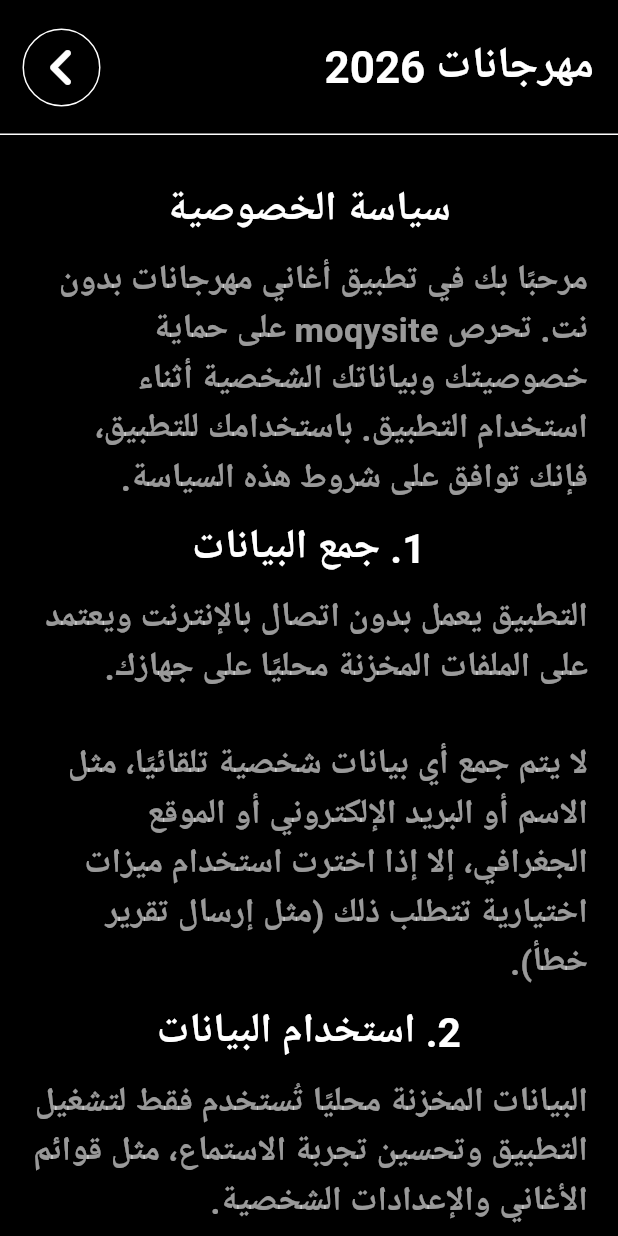
After one commit to gorgejob/-, a Flutter app: the screen it shows after launch, after a tap on "سياسية الخصوصية", on a phone screen of 412 x 824 dp. The commit adds this screen. Run offline on Flutter 3.47's test engine with Material 3 defaults, Android fonts, the phone set to English and light mode, and no system bars; our stand-ins replace audio_service, google_fonts, hive_flutter, just_audio, share_plus; missing offline and left inert: audio_session; accounts and stored records are empty; Roboto replaces fonts that are missing (Beiruti).

Commit message:
add System_secret

```diff
--- a/lib/Fetures/Started/views/first_page_views.dart
+++ b/lib/Fetures/Started/views/first_page_views.dart
@@ -1,4 +1,5 @@
 import 'package:flutter/cupertino.dart';
+import 'package:projucts_helper/Fetures/Started/views/system_secret.dart';
 import 'package:share_plus/share_plus.dart';
 import '../../../path.dart';
 
@@ -25,6 +26,7 @@ class FirstPageViews extends StatelessWidget {
             left: 0,
             right: 0,
             child: CustomText(
+              textAlign: TextAlign.center,
               text: varibles.NameProjuct,
               color: ColorsApp().whiteColor,
               fontsize: CustomSize().fontsize_large(context) * 1.2,
@@ -37,7 +39,12 @@ class FirstPageViews extends StatelessWidget {
               child: Row(
                 children: [
                   FirstPageWidget(
-                    ontap: () {},
+                    ontap: () {
+                      Navigator.pushReplacement(
+                        context,
+                        MaterialPageRoute(builder: (context) => SystemSecret()),
+                      );
+                    },
                     text: "سياسية الخصوصية",
                     icon: Icon(CupertinoIcons.lock),
                     coloricon: Colors.yellow,
--- a/lib/Fetures/Started/views/splash_views.dart
+++ b/lib/Fetures/Started/views/splash_views.dart
@@ -48,6 +48,7 @@ class _SplashViewsState extends State<SplashViews>
             right: 0,
             left: 0,
             child: CustomText(
+              textAlign: TextAlign.center,
               text: "يرجي الانتظار ......",
               color: ColorsApp().whiteColor,
               fontsize: CustomSize().fontsize_large(context),
--- /dev/null
+++ b/lib/Fetures/Started/views/system_secret.dart
@@ -0,0 +1,132 @@
+import 'package:projucts_helper/path.dart';
+
+class SystemSecret extends StatelessWidget {
+  const SystemSecret({super.key});
+
+  @override
+  Widget build(BuildContext context) {
+    return Scaffold(
+      backgroundColor: Colors.black,
+      appBar: AppBar_Home(context),
+      body: Stack(
+        children: [
+          SingleChildScrollView(
+            child: Padding(
+              padding: const EdgeInsets.symmetric(
+                horizontal: 20.0,
+                vertical: 30,
+              ),
+              child: Column(
+                children: [
+                  CustomText(
+                    textAlign: TextAlign.center,
+                    text: "سياسة الخصوصية",
+                    color: ColorsApp().whiteColor,
+                    fontsize: CustomSize().fontsize_mediam(context) * 1.2,
+                  ),
+                  SizedBox(height: 10),
+                  CustomText(
+                    textAlign: TextAlign.start,
+                    text:
+                        "مرحبًا بك في تطبيق أغاني مهرجانات بدون نت. تحرص moqysite على حماية خصوصيتك وبياناتك الشخصية أثناء استخدام التطبيق. باستخدامك للتطبيق، فإنك توافق على شروط هذه السياسة.",
+                    color: ColorsApp().whiteColor.withOpacity(0.6),
+                    fontsize: CustomSize().fontsize_mediam(context),
+                  ),
+                  SizedBox(height: 10),
+                  CustomText(
+                    textAlign: TextAlign.start,
+                    text: "1. جمع البيانات",
+                    color: ColorsApp().whiteColor,
+                    fontsize: CustomSize().fontsize_mediam(context) * 1.2,
+                  ),
+
+                  SizedBox(height: 10),
+                  CustomText(
+                    textAlign: TextAlign.start,
+                    text:
+                        "التطبيق يعمل بدون اتصال بالإنترنت ويعتمد على الملفات المخزنة محليًا على جهازك.\n\nلا يتم جمع أي بيانات شخصية تلقائيًا، مثل الاسم أو البريد الإلكتروني أو الموقع الجغرافي، إلا إذا اخترت استخدام ميزات اختيارية تتطلب ذلك (مثل إرسال تقرير خطأ).",
+                    color: ColorsApp().whiteColor.withOpacity(0.6),
+                    fontsize: CustomSize().fontsize_mediam(context),
+                  ),
+                  SizedBox(height: 10),
+                  CustomText(
+                    textAlign: TextAlign.start,
+                    text: "2. استخدام البيانات",
+                    color: ColorsApp().whiteColor,
+                    fontsize: CustomSize().fontsize_mediam(context) * 1.2,
+                  ),
+
+                  SizedBox(height: 10),
+                  CustomText(
+                    textAlign: TextAlign.start,
+                    text:
+                        "البيانات المخزنة محليًا تُستخدم فقط لتشغيل التطبيق وتحسين تجربة الاستماع، مثل قوائم الأغاني والإعدادات الشخصية.\n\nالتطبيق مخصص فقط لقوائم الأغاني، ولا يشمل أي محتوى آخر.\n\nإذا قمت بإرسال تقارير أعطال أو رسائل دعم، تُستخدم هذه المعلومات فقط لتحسين التطبيق وإصلاح المشاكل.",
+                    color: ColorsApp().whiteColor.withOpacity(0.6),
+                    fontsize: CustomSize().fontsize_mediam(context),
+                  ),
+                  SizedBox(height: 10),
+                  CustomText(
+                    textAlign: TextAlign.start,
+                    text: "3. المشاركة مع أطراف أخرى",
+                    color: ColorsApp().whiteColor,
+                    fontsize: CustomSize().fontsize_mediam(context) * 1.2,
+                  ),
+
+                  SizedBox(height: 10),
+                  CustomText(
+                    textAlign: TextAlign.start,
+                    text:
+                        "لا نشارك بياناتك مع أي جهة خارجية لأغراض تجارية أو تسويقية.\n\nقد نكشف عن معلومات تقنية أو تقارير أعطال لمزودي خدمات محددين لتحسين جودة التطبيق أو للامتثال للقوانين إذا اقتضى الأمر.",
+                    color: ColorsApp().whiteColor.withOpacity(0.6),
+                    fontsize: CustomSize().fontsize_mediam(context),
+                  ),
+                  SizedBox(height: 10),
+                  CustomText(
+                    textAlign: TextAlign.start,
+                    text: "4. الأمان",
+                    color: ColorsApp().whiteColor,
+                    fontsize: CustomSize().fontsize_mediam(context) * 1.2,
+                  ),
+
+                  SizedBox(height: 10),
+                  CustomText(
+                    textAlign: TextAlign.start,
+                    text:
+                        "البيانات المخزنة على جهازك محمية، لكن يرجى ملاحظة أن أي نظام إلكتروني لا يمكن ضمان أمانه بنسبة 100%.\n\nيمكنك حذف التطبيق أو مسح بياناته في أي وقت لإزالة المعلومات المحلية.",
+                    color: ColorsApp().whiteColor.withOpacity(0.6),
+                    fontsize: CustomSize().fontsize_mediam(context),
+                  ),
+                  SizedBox(height: 10),
+                  CustomText(
+                    textAlign: TextAlign.start,
+                    text: "5. تحديثات السياسة",
+                    color: ColorsApp().whiteColor,
+                    fontsize: CustomSize().fontsize_mediam(context) * 1.2,
+                  ),
+
+                  SizedBox(height: 10),
+                  CustomText(
+                    textAlign: TextAlign.start,
+                    text:
+                        "قد يتم تعديل هذه السياسة من وقت لآخر. سيتم إشعار المستخدم عند وجود تغييرات جوهرية.",
+                    color: ColorsApp().whiteColor.withOpacity(0.6),
+                    fontsize: CustomSize().fontsize_mediam(context),
+                  ),
+                  SizedBox(height: 10),
+                  CustomText(
+                    textAlign: TextAlign.start,
+                    text:
+                        "تم إنشاء هذه السياسة بواسطة moqysite\nمدير الشركة: مدير الشركه\nمدير التطبيقات: جورج صبحي ",
+                    color: ColorsApp().whiteColor,
+                    fontsize: CustomSize().fontsize_mediam(context) * 1.1,
+                  ),
+                  SizedBox(height: 50),
+                ],
+              ),
+            ),
+          ),
+        ],
+      ),
+    );
+  }
+}
--- a/lib/Fetures/Started/widget/first_page_views.dart
+++ b/lib/Fetures/Started/widget/first_page_views.dart
@@ -34,6 +34,7 @@ class FirstPageWidget extends StatelessWidget {
             ),
             SizedBox(height: 20),
             CustomText(
+              textAlign: TextAlign.center,
               text: text,
               color: ColorsApp().whiteColor,
               fontsize: CustomSize().fontsize_small(context) * 1.2,
--- a/lib/Fetures/home/views/home_views.dart
+++ b/lib/Fetures/home/views/home_views.dart
@@ -63,7 +63,7 @@ class _HomeViewsState extends State<HomeViews> {
         ],
       ),
 
-      appBar: AppBar_Home(context, player),
+      appBar: AppBar_Home(context,),
     );
   }
 }
--- a/lib/Fetures/home/widget/app_bar.dart
+++ b/lib/Fetures/home/widget/app_bar.dart
@@ -1,11 +1,12 @@
 import '../../../path.dart';
 
-AppBar AppBar_Home(BuildContext context, AudioPlayer player) {
+AppBar AppBar_Home(BuildContext context, ) {
   return AppBar(
     shape: Border(bottom: BorderSide(color: ColorsApp().whiteColor)),
     toolbarHeight: 90,
     backgroundColor: Colors.black,
     title: CustomText(
+      textAlign: TextAlign.center,
       text: varibles.NameProjuct,
       color: ColorsApp().whiteColor,
       fontsize: CustomSize().fontsize_large(context) * 0.89,
@@ -13,7 +14,6 @@ AppBar AppBar_Home(BuildContext context, AudioPlayer player) {
     actions: [
       GestureDetector(
         onTap: () {
-          player.dispose();
           Navigator.pushReplacement(
             context,
             MaterialPageRoute(builder: (context) => FirstPageViews()),
--- a/lib/Fetures/home/widget/home_widget.dart
+++ b/lib/Fetures/home/widget/home_widget.dart
@@ -20,6 +20,8 @@ class HomeWidget extends StatelessWidget {
         padding: EdgeInsets.symmetric(vertical: 15, horizontal: 5),
         child: Center(
           child: CustomText(
+            textAlign: TextAlign.center,
+
             text: text,
             color: ColorsApp().whiteColor,
             fontsize: CustomSize().fontsize_mediam(context) * 0.9,
--- a/lib/Fetures/home/widget/listData.dart
+++ b/lib/Fetures/home/widget/listData.dart
@@ -1,10 +1,7 @@
 import '../../../path.dart';
 
 class ListdataInHome extends StatefulWidget {
-  ListdataInHome({
-    super.key,
-    required this.data,
-  });
+  ListdataInHome({super.key, required this.data});
   Musicapp data;
   @override
   State<ListdataInHome> createState() => _ListdataInHomeState();
@@ -24,6 +21,7 @@ class _ListdataInHomeState extends State<ListdataInHome> {
         child: Row(
           children: [
             CustomText(
+              textAlign: TextAlign.center,
               text: widget.data.Name,
               color: ColorsApp().whiteColor,
               fontsize: CustomSize().fontsize_mediam(context),
--- a/lib/Varibles_important.dart
+++ b/lib/Varibles_important.dart
@@ -1,4 +1,5 @@
 class varibles {
   static final String NameProjuct = "مهرجانات 2026";
   static final String pathImageApp  = "assets/gorge3.jpg"  ;
+  static final String Text_system = "سياسة الخصوصية\n مرحبًا بك في تطبيق أغاني مهرجانات بدون نت. تحرص moqysite على حماية خصوصيتك وبياناتك الشخصية أثناء استخدام التطبيق. باستخدامك للتطبيق، فإنك توافق على شروط هذه السياسة.\n1. جمع البيانات\nالتطبيق يعمل بدون اتصال بالإنترنت ويعتمد على الملفات المخزنة محليًا على جهازك.\nلا يتم جمع أي بيانات شخصية تلقائيًا، مثل الاسم أو البريد الإلكتروني أو الموقع الجغرافي، إلا إذا اخترت استخدام ميزات اختيارية تتطلب ذلك (مثل إرسال تقرير خطأ).\n2. استخدام البيانات\nالبيانات المخزنة محليًا تُستخدم فقط لتشغيل التطبيق وتحسين تجربة الاستماع، مثل قوائم الأغاني والإعدادات الشخصية.\nالتطبيق مخصص فقط لقوائم الأغاني، ولا يشمل أي محتوى آخر.\nإذا قمت بإرسال تقارير أعطال أو رسائل دعم، تُستخدم هذه المعلومات فقط لتحسين التطبيق وإصلاح المشاكل.\n3. المشاركة مع أطراف أخرى\nلا نشارك بياناتك مع أي جهة خارجية لأغراض تجارية أو تسويقية.\nقد نكشف عن معلومات تقنية أو تقارير أعطال لمزودي خدمات محددين لتحسين جودة التطبيق أو للامتثال للقوانين إذا اقتضى الأمر.\n4. الأمان\nالبيانات المخزنة على جهازك محمية، لكن يرجى ملاحظة أن أي نظام إلكتروني لا يمكن ضمان أمانه بنسبة 100%.\nيمكنك حذف التطبيق أو مسح بياناته في أي وقت لإزالة المعلومات المحلية.\n5. تحديثات السياسة\nقد يتم تعديل هذه السياسة من وقت لآخر. سيتم إشعار المستخدم عند وجود تغييرات جوهرية.\nللتواصل أو الاستفسار:\n📧 info@moqysite.site\nتم إنشاء هذه السياسة بواسطة moqysite\nمدير الشركة: مدير الشركه\nمدير التطبيقات: جورج";
 }
--- a/lib/core/Projuct_Core/snakpar.dart
+++ b/lib/core/Projuct_Core/snakpar.dart
@@ -8,6 +8,7 @@ class ErrorMessager {
         // behavior: SnackBarBehavior.floating,
         padding: EdgeInsets.symmetric(vertical: 20),
         content: CustomText(
+          textAlign: TextAlign.center,
           text: text,
           color: ColorsApp().whiteColor,
           fontsize: CustomSize().fontsize_mediam(context),
--- a/lib/core/Projuct_Core/widget/custom_text.dart
+++ b/lib/core/Projuct_Core/widget/custom_text.dart
@@ -1,19 +1,21 @@
 import '../../../path.dart';
 class CustomText extends StatelessWidget {
-  const CustomText({
+   CustomText({
     super.key,
     required this.text,
     required this.color,
     required this.fontsize,
+    required this.textAlign ,
   });
   final String text;
   final Color color;
   final double fontsize;
+  TextAlign textAlign ;
 
   @override
   Widget build(BuildContext context) {
     return Text(
-      textAlign: TextAlign.center,
+      textAlign: textAlign,
       text,
       style: TextStyle(
         color: color,
```
